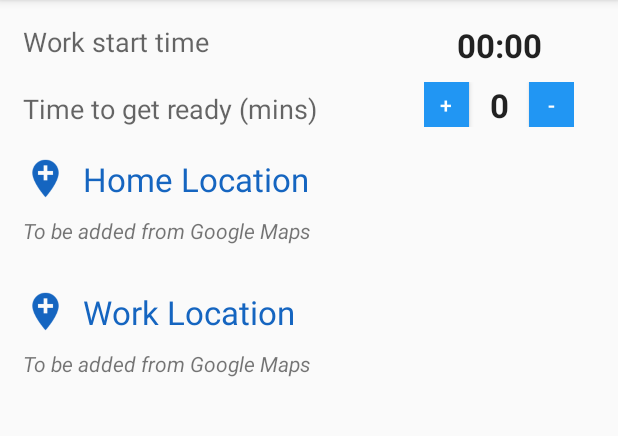
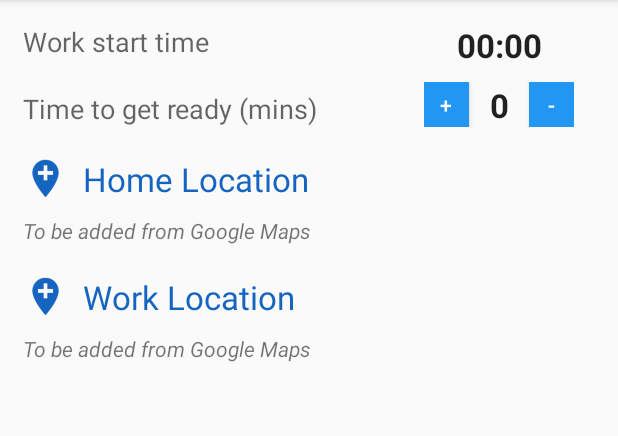
Before and after one commit to RUSEGroup12/SmartSchedule, an Android app: the SettingsActivity screen opened directly, with no data from a screen before it, on a phone screen of 412 x 824 dp, the part 84-520 px from its top. Run offline under Robolectric (Android 15) with nearby library versions, the phone set to English and light mode, and no system bars.

Commit message:
Add get data from Google Maps

```diff
--- a/app/src/main/AndroidManifest.xml
+++ b/app/src/main/AndroidManifest.xml
@@ -1,6 +1,8 @@
 <?xml version="1.0" encoding="utf-8"?>
 <manifest xmlns:android="http://schemas.android.com/apk/res/android"
     package="com.huyphan.SmartHome">
+
+    <uses-permission android:name="android.permission.INTERNET"></uses-permission>
 
     <application
         android:allowBackup="true"
--- a/app/src/main/java/com/huyphan/SmartHome/ScheduleFragment.java
+++ b/app/src/main/java/com/huyphan/SmartHome/ScheduleFragment.java
@@ -1,7 +1,7 @@
 package com.huyphan.SmartHome;
 
+import android.os.Bundle;
 import android.support.v4.app.Fragment;
-import android.os.Bundle;
 import android.view.LayoutInflater;
 import android.view.View;
 import android.view.ViewGroup;
@@ -12,6 +12,7 @@ import android.view.ViewGroup;
 
 public class ScheduleFragment extends Fragment {
 
+
     public ScheduleFragment() {
         // Required empty public constructor
     }
@@ -19,7 +20,10 @@ public class ScheduleFragment extends Fragment {
     @Override
     public View onCreateView(LayoutInflater inflater, ViewGroup container, Bundle savedInstanceState) {
         View rootView = inflater.inflate(R.layout.schedule_fragment, container, false);
+
         return rootView;
     }
 
+
+
 }
--- a/app/src/main/res/layout/activity_settings.xml
+++ b/app/src/main/res/layout/activity_settings.xml
@@ -121,13 +121,15 @@
         android:layout_width="match_parent"
         android:layout_height="wrap_content"
         android:textAppearance="?android:textAppearanceSmall"
-        android:textStyle="italic" />
+        android:textStyle="italic"
+        android:text="To be added from Google Maps"
+        android:onClick="findHomeLocation"/>
 
     <LinearLayout
         android:layout_width="match_parent"
         android:layout_height="wrap_content"
         android:orientation="horizontal"
-        android:paddingTop="20dp"
+        android:paddingTop="10dp"
         android:onClick="findWorkLocation"
         android:id="@+id/work_field">
 
@@ -155,6 +157,8 @@
         android:layout_width="match_parent"
         android:layout_height="wrap_content"
         android:textAppearance="?android:textAppearanceSmall"
-        android:textStyle="italic" />
+        android:textStyle="italic"
+        android:text="To be added from Google Maps"
+        android:onClick="findWorkLocation"/>
 
 </LinearLayout>
```
Also changed, not shown: app/src/main/java/com/huyphan/SmartHome/MainActivity.java (+70 -13 lines), app/src/main/java/com/huyphan/SmartHome/SettingsActivity.java (+4 -4 lines).
